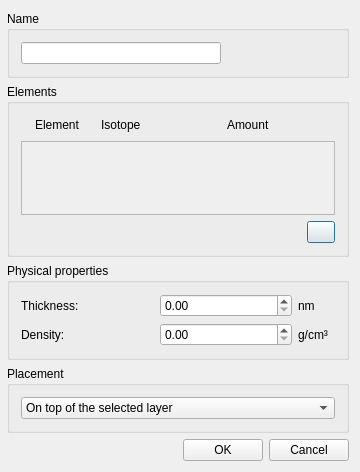
Before: the Qt Designer form ui_files/ui_layer_dialog.ui in JYU-IBA/potku, drawn with Qt 5.
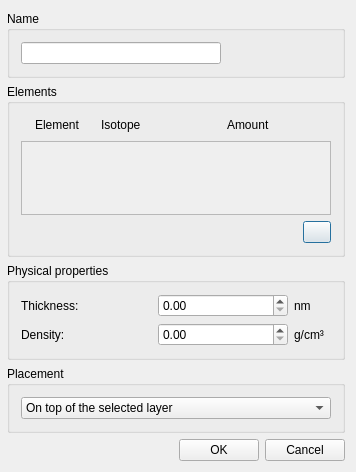
After: the same form once the commit is applied. Icons and pictures are not drawn.

Commit message: When selecting an element for a layer, the top isotope in the combo box is the standard mass of the element.

Patch:
```diff
--- a/ui_files/ui_layer_dialog.ui
+++ b/ui_files/ui_layer_dialog.ui
@@ -6,7 +6,7 @@
    <rect>
     <x>0</x>
     <y>0</y>
-    <width>360</width>
+    <width>356</width>
     <height>472</height>
    </rect>
   </property>
@@ -18,8 +18,8 @@
   </property>
   <property name="minimumSize">
    <size>
-    <width>0</width>
-    <height>0</height>
+    <width>356</width>
+    <height>472</height>
    </size>
   </property>
   <property name="maximumSize">
@@ -171,11 +171,24 @@
           <rect>
            <x>0</x>
            <y>0</y>
-           <width>322</width>
+           <width>318</width>
            <height>121</height>
           </rect>
          </property>
-         <layout class="QVBoxLayout" name="verticalLayout_7"/>
+         <layout class="QVBoxLayout" name="verticalLayout_7">
+          <property name="leftMargin">
+           <number>6</number>
+          </property>
+          <property name="topMargin">
+           <number>6</number>
+          </property>
+          <property name="rightMargin">
+           <number>6</number>
+          </property>
+          <property name="bottomMargin">
+           <number>6</number>
+          </property>
+         </layout>
         </widget>
        </widget>
       </item>
```
The commit also changes 1 other file.
